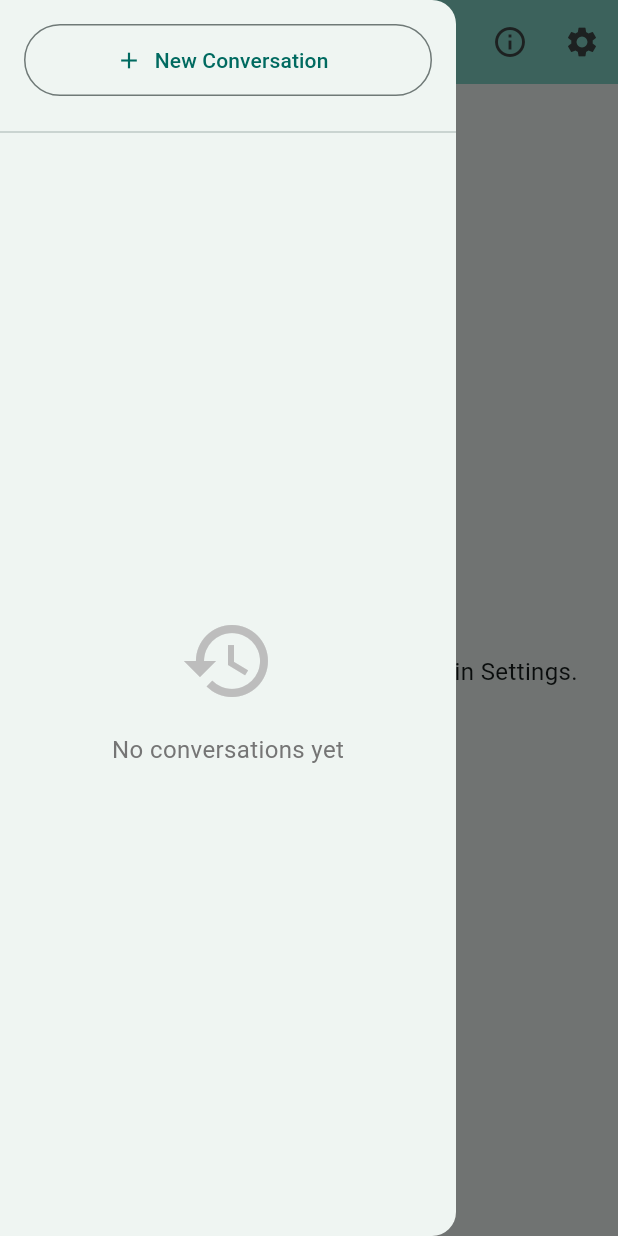
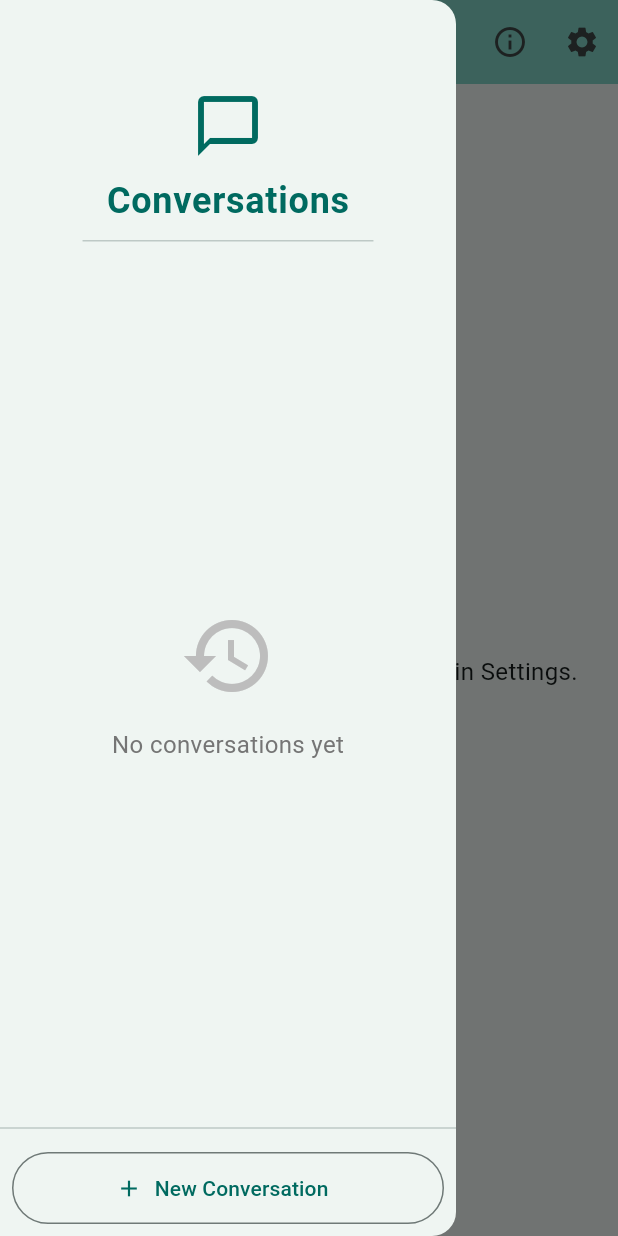
Before and after one commit to HariSeldon86/flutter_ai_chatbot, a Flutter app: the screen it shows after launch, with the side drawer open, on a phone screen of 412 x 824 dp. Run offline on Flutter 3.47's test engine with Material 3 defaults, Android fonts, the phone set to English and light mode, and no system bars; our stand-ins replace dio, flutter_secure_storage.

Commit message:
Refactor UI components for improved layout and user experience; enhance model filtering in service

```diff
--- a/lib/screens/chat_screen.dart
+++ b/lib/screens/chat_screen.dart
@@ -312,15 +312,28 @@ class _ChatScreenState extends State<ChatScreen> {
 
   @override
   Widget build(BuildContext context) {
-    return Scaffold(
-      resizeToAvoidBottomInset: true,
+    return SafeArea(
+      child: Scaffold(
         appBar: AppBar(
           title: _currentConversation?.title != null
-            ? Text('AI Chatbot > ${_currentConversation!.title}')
+              // ? Text('AI Chatbot > ${_currentConversation!.title}')
+              ? Text(_currentConversation!.title)
               : const Text('AI Chatbot'),
-        centerTitle: true,
+          centerTitle: false,
           backgroundColor: Theme.of(context).colorScheme.inversePrimary,
           actions: [
+            if (_messages.isNotEmpty)
+              IconButton(
+                icon: const Icon(Icons.delete_outline),
+                onPressed: _clearChat,
+                tooltip: 'Clear chat',
+              ),
+            if (_currentConversation != null)
+              IconButton(
+                icon: const Icon(Icons.tune),
+                onPressed: _editConversationSettings,
+                tooltip: 'Conversation Settings',
+              ),
             IconButton(
               icon: const Icon(Icons.info_outline),
               onPressed: () {
@@ -333,18 +346,6 @@ class _ChatScreenState extends State<ChatScreen> {
                 );
               },
               tooltip: 'Model Information',
-          ),
-          if (_currentConversation != null)
-            IconButton(
-              icon: const Icon(Icons.tune),
-              onPressed: _editConversationSettings,
-              tooltip: 'Conversation Settings',
-            ),
-          if (_messages.isNotEmpty)
-            IconButton(
-              icon: const Icon(Icons.delete_outline),
-              onPressed: _clearChat,
-              tooltip: 'Clear chat',
             ),
             IconButton(
               icon: const Icon(Icons.settings),
@@ -509,12 +510,7 @@ class _ChatScreenState extends State<ChatScreen> {
                         ),
                       ],
                     ),
-                  padding: EdgeInsets.only(
-                    left: 8.0,
-                    right: 8.0,
-                    top: 8.0,
-                    bottom: 8.0 + MediaQuery.of(context).padding.bottom,
-                  ),
+                    padding: const EdgeInsets.all(8.0),
                     child: Row(
                       children: [
                         Expanded(
@@ -544,6 +540,7 @@ class _ChatScreenState extends State<ChatScreen> {
                   ),
                 ],
               ),
+      ),
     );
   }
 
--- a/lib/screens/model_info_screen.dart
+++ b/lib/screens/model_info_screen.dart
@@ -15,7 +15,8 @@ class ModelInfoScreen extends StatelessWidget {
       groupedModels.putIfAbsent(model.organization, () => []).add(model);
     }
 
-    return Scaffold(
+    return SafeArea(
+      child: Scaffold(
         appBar: AppBar(
           title: const Text('Available Models'),
           backgroundColor: Theme.of(context).colorScheme.inversePrimary,
@@ -59,6 +60,7 @@ class ModelInfoScreen extends StatelessWidget {
                     ],
                   );
                 },
+              ),
       ),
     );
   }
--- a/lib/screens/settings_screen.dart
+++ b/lib/screens/settings_screen.dart
@@ -103,7 +103,8 @@ class _SettingsScreenState extends State<SettingsScreen> {
 
   @override
   Widget build(BuildContext context) {
-    return Scaffold(
+    return SafeArea(
+      child: Scaffold(
         appBar: AppBar(
           title: const Text('Settings'),
           backgroundColor: Theme.of(context).colorScheme.inversePrimary,
@@ -198,6 +199,7 @@ class _SettingsScreenState extends State<SettingsScreen> {
                   ],
                 ),
               ),
+      ),
     );
   }
 
--- a/lib/services/model_service.dart
+++ b/lib/services/model_service.dart
@@ -25,6 +25,12 @@ class ModelService {
             .map((json) => LLMModel.fromJson(json))
             .where((model) => model.type == 'chat') // Only chat models
             .toList();
+
+        // drop models with 'Unknown' or '' organization
+        models.removeWhere(
+          (model) =>
+              model.organization == 'Unknown' || model.organization == '',
+        );
 
         // Sort by organization and display name
         models.sort((a, b) {
--- a/lib/widgets/conversation_settings_dialog.dart
+++ b/lib/widgets/conversation_settings_dialog.dart
@@ -80,14 +80,14 @@ class _ConversationSettingsDialogState
                           style: const TextStyle(fontWeight: FontWeight.w500),
                           overflow: TextOverflow.ellipsis,
                         ),
-                        Text(
-                          " • ${model.description}",
-                          style: TextStyle(
-                            // fontSize: 12,
-                            color: Colors.grey.shade500,
-                          ),
-                          overflow: TextOverflow.ellipsis,
-                        ),
+                        // Text(
+                        //   " • ${model.description}",
+                        //   style: TextStyle(
+                        //     // fontSize: 12,
+                        //     color: Colors.grey.shade500,
+                        //   ),
+                        //   overflow: TextOverflow.ellipsis,
+                        // ),
                       ],
                     ),
                   ),
--- a/lib/widgets/conversation_sidebar.dart
+++ b/lib/widgets/conversation_sidebar.dart
@@ -28,35 +28,32 @@ class ConversationSidebar extends StatelessWidget {
     return Drawer(
       child: Column(
         children: [
-          // DrawerHeader(
-          //   decoration: BoxDecoration(
-          //     color: Theme.of(context).colorScheme.inversePrimary,
-          //   ),
-          //   child: const Column(
-          //     crossAxisAlignment: CrossAxisAlignment.start,
-          //     mainAxisAlignment: MainAxisAlignment.end,
-          //     children: [
-          //       Icon(Icons.chat_bubble_outline, size: 48),
-          //       SizedBox(height: 8),
-          //       Text(
-          //         'Conversations',
-          //         style: TextStyle(fontSize: 24, fontWeight: FontWeight.bold),
-          //       ),
-          //     ],
-          //   ),
+          DrawerHeader(
+            // decoration: BoxDecoration(
+            //   color: Theme.of(context).colorScheme.inversePrimary,
             // ),
-          Padding(
-            padding: const EdgeInsets.all(16.0),
-            child: OutlinedButton.icon(
-              onPressed: onNewConversation,
-              icon: const Icon(Icons.add),
-              label: const Text('New Conversation'),
-              style: OutlinedButton.styleFrom(
-                minimumSize: const Size(double.infinity, 48),
+            child: Column(
+              crossAxisAlignment: CrossAxisAlignment.center,
+              mainAxisAlignment: MainAxisAlignment.end,
+              children: [
+                Icon(
+                  Icons.chat_bubble_outline,
+                  size: 48,
+                  color: Theme.of(context).colorScheme.primary,
+                ),
+                SizedBox(height: 8),
+                Text(
+                  'Conversations',
+                  style: TextStyle(
+                    fontSize: 24,
+                    fontWeight: FontWeight.bold,
+                    color: Theme.of(context).colorScheme.primary,
                   ),
                 ),
+              ],
             ),
-          const Divider(),
+          ),
+          // const Divider(),
           Expanded(
             child: conversations.isEmpty
                 ? Center(
@@ -163,11 +160,22 @@ class ConversationSidebar extends StatelessWidget {
                     },
                   ),
           ),
-          if (conversations.isNotEmpty) ...[
           const Divider(),
           Padding(
-              padding: const EdgeInsets.all(16.0),
-              child: OutlinedButton.icon(
+            padding: const EdgeInsets.all(8.0),
+            child: Column(
+              children: [
+                OutlinedButton.icon(
+                  onPressed: onNewConversation,
+                  icon: const Icon(Icons.add),
+                  label: const Text('New Conversation'),
+                  style: OutlinedButton.styleFrom(
+                    minimumSize: const Size(double.infinity, 48),
+                  ),
+                ),
+                if (conversations.isNotEmpty) ...[
+                  SizedBox(height: 8),
+                  OutlinedButton.icon(
                     onPressed: () async {
                       final confirmed = await showDialog<bool>(
                         context: context,
@@ -203,8 +211,10 @@ class ConversationSidebar extends StatelessWidget {
                       minimumSize: const Size(double.infinity, 48),
                     ),
                   ),
+                ],
+              ],
             ),
-          ],
+          ),
         ],
       ),
     );
```
Lines whose indentation alone changed are shown as unchanged.
